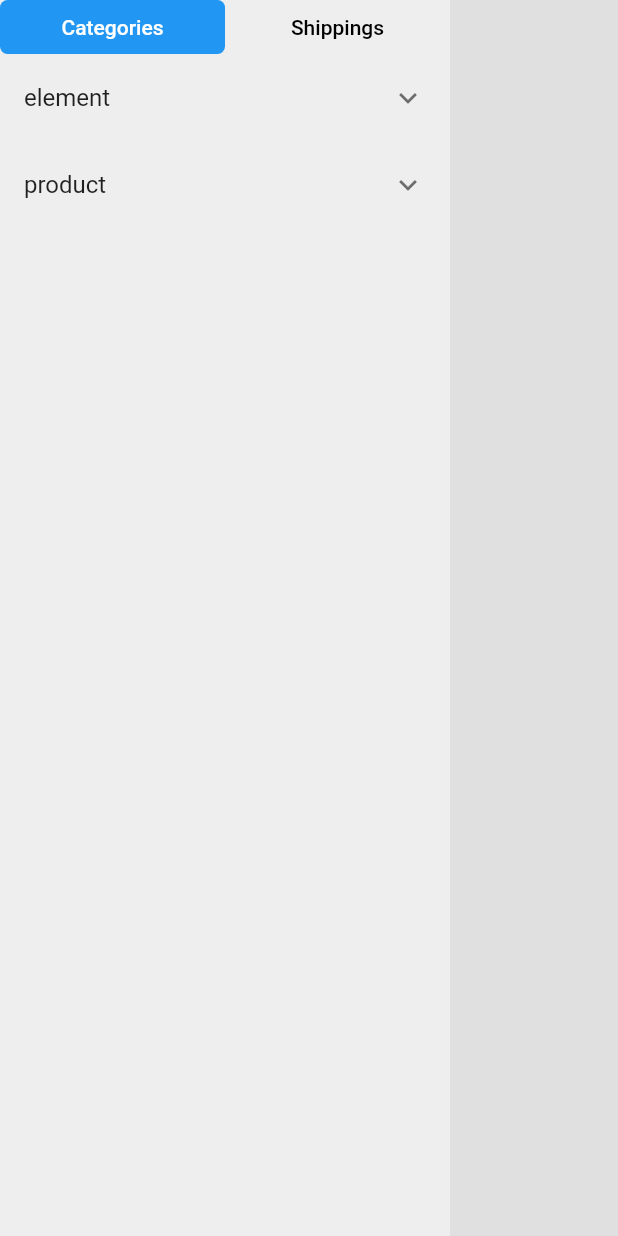
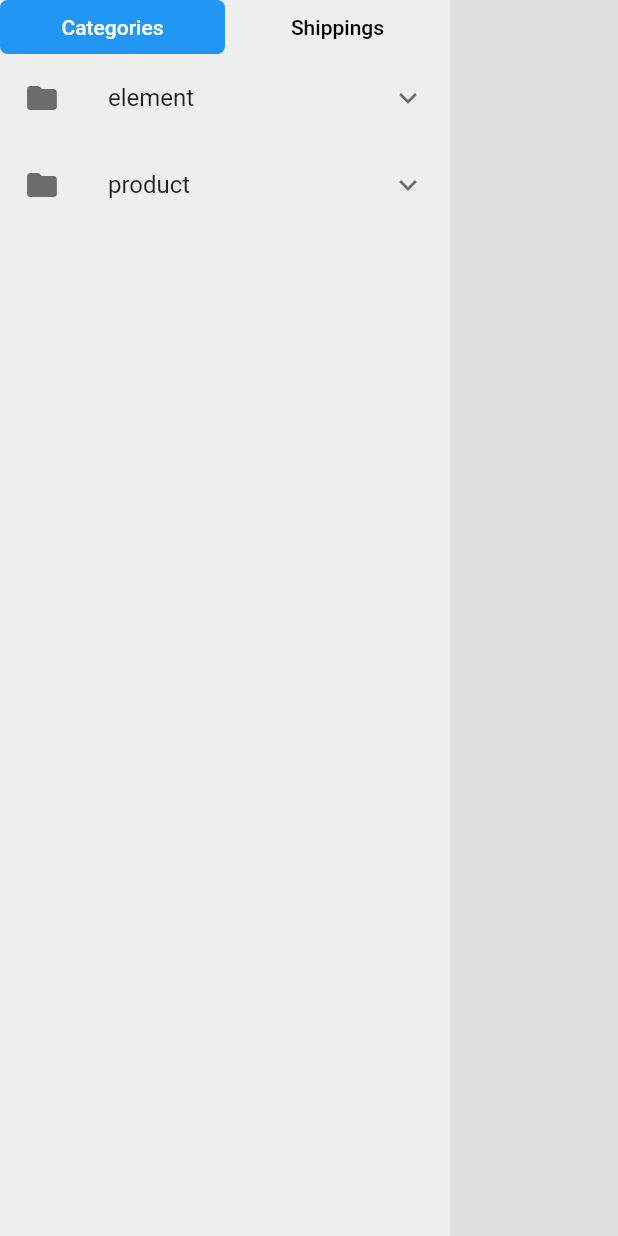
Before and after one commit to moe-link/FlutterTradeView, a Flutter app: the screen it shows after launch, on a phone screen of 412 x 824 dp. Run offline on Flutter 3.47's test engine with Material 2 defaults, Android fonts, the phone set to English and light mode, and no system bars; missing offline and left inert: window_size.

Commit message:
fix: nav view 样式简单美化

```diff
--- a/lib/main.dart
+++ b/lib/main.dart
@@ -36,7 +36,6 @@ class HomePageState extends State<HomePage> {
   List<String> elementList  = []; // element list
   List<String> productList = [];  // product list
   List<String> shippingList = []; // shipping list
-  String selectedItem = ''; // 选中的列表项
   List<int> mList = [1,2 ,3];
 
   void selectChoice(String choice) {
@@ -62,7 +61,7 @@ class HomePageState extends State<HomePage> {
 
   void handleItemClick(String item) {
     setState(() {
-      selectedItem = item;
+      // selectedItem = item;
     });
   }
 
@@ -132,6 +131,8 @@ class HomePageState extends State<HomePage> {
                     children: const [
                       ExpansionTile(
                         title: Text('element'),
+                        leading: Icon(Icons.folder),
+                        backgroundColor: Colors.white12,
                         initiallyExpanded: false,
                         children: <Widget>[
                           ListTile(title: Text('One')),
@@ -142,6 +143,8 @@ class HomePageState extends State<HomePage> {
                       ),
                       ExpansionTile(
                         title: Text('product'),
+                        leading: Icon(Icons.folder),
+                        backgroundColor: Colors.white12,
                         initiallyExpanded: false,
                         children: <Widget>[
                           ListTile(title: Text('One')),
@@ -159,11 +162,7 @@ class HomePageState extends State<HomePage> {
           Expanded(
             child: Container(
               color: Colors.grey[300],
-              child: Center(
-                child: Text(
-                  selectedItem,
-                  style: const TextStyle(fontSize: 20),
-                ),
+              child: const Center(
               ),
             ),
           ),
```
Lines whose indentation alone changed are shown as unchanged.
